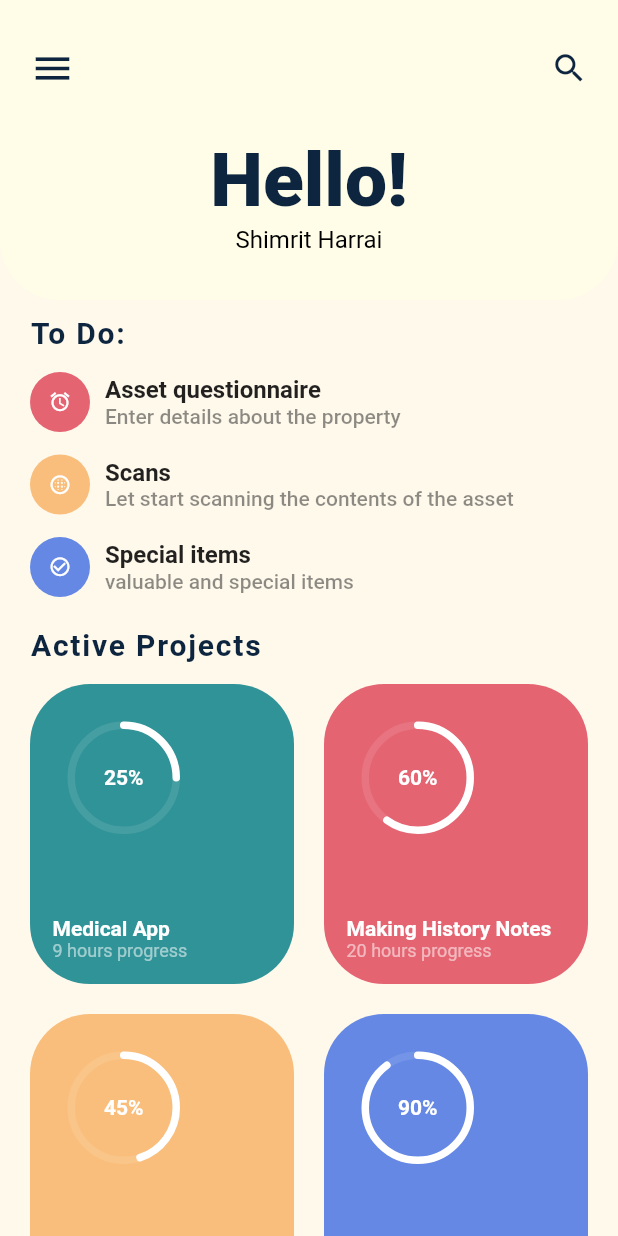
After one commit to omerabargel8/evalumate, a Flutter app: the HomePage screen opened directly, on a phone screen of 412 x 824 dp. The commit adds this screen. Run offline on Flutter 3.47's test engine with Material 2 defaults, Android fonts, the phone set to English and light mode, and no system bars; drawn by our look-alikes of percent_indicator.

Commit message:
scan image

```diff
--- /dev/null
+++ b/lib/light_colors.dart
@@ -0,0 +1,16 @@
+import 'package:flutter/material.dart';
+
+class LightColors {
+  static const Color kLightYellow = Color(0xFFFFF9EC);
+  static const Color kLightYellow2 = Color(0xFFFFE4C7);
+  static const Color kDarkYellow = Color(0xFFF9BE7C);
+  static const Color kPalePink = Color(0xFFFED4D6);
+
+  static const Color kRed = Color(0xFFE46472);
+  static const Color kLavender = Color(0xFFD5E4FE);
+  static const Color kBlue = Color(0xFF6488E4);
+  static const Color kLightGreen = Color(0xFFD9E6DC);
+  static const Color kGreen = Color(0xFF309397);
+
+  static const Color kDarkBlue = Color(0xFF0D253F);
+}
--- a/lib/main.dart
+++ b/lib/main.dart
@@ -1,4 +1,5 @@
 import 'package:flutter/material.dart';
+import 'package:flutter_app/screens/home.dart';
 import 'package:flutter_app/login.dart';
 
 void main() {
--- /dev/null
+++ b/lib/screens/home.dart
@@ -0,0 +1,193 @@
+import 'package:flutter/material.dart';
+import 'package:flutter_app/light_colors.dart';
+import 'package:flutter_app/widgets/active_project_card.dart';
+import 'package:flutter_app/widgets/task_column.dart';
+import 'package:flutter_app/widgets/top_container.dart';
+import 'package:percent_indicator/percent_indicator.dart';
+
+class HomePage extends StatelessWidget {
+  Text subheading(String title) {
+    return Text(
+      title,
+      style: TextStyle(
+          color: LightColors.kDarkBlue,
+          fontSize: 20.0,
+          fontWeight: FontWeight.w700,
+          letterSpacing: 1.2),
+    );
+  }
+
+  static CircleAvatar calendarIcon() {
+    return CircleAvatar(
+      radius: 25.0,
+      backgroundColor: LightColors.kGreen,
+      child: Icon(
+        Icons.calendar_today,
+        size: 20.0,
+        color: Colors.white,
+      ),
+    );
+  }
+
+  @override
+  Widget build(BuildContext context) {
+    double width = MediaQuery.of(context).size.width;
+    return Scaffold(
+      backgroundColor: LightColors.kLightYellow,
+      body: SafeArea(
+        child: Column(
+          children: <Widget>[
+            TopContainer(
+              height: 200,
+              width: width,
+              child: Column(
+                  mainAxisAlignment: MainAxisAlignment.spaceEvenly,
+                  children: <Widget>[
+                    Row(
+                      mainAxisAlignment: MainAxisAlignment.spaceBetween,
+                      children: <Widget>[
+                        Icon(Icons.menu,
+                            color: LightColors.kDarkBlue, size: 30.0),
+                        Icon(Icons.search,
+                            color: LightColors.kDarkBlue, size: 25.0),
+                      ],
+                    ),
+                    Padding(
+                      padding: const EdgeInsets.symmetric(
+                          horizontal: 0, vertical: 0.0),
+                      child: Row(
+                        crossAxisAlignment: CrossAxisAlignment.center,
+                        mainAxisAlignment: MainAxisAlignment.spaceEvenly,
+                        children: <Widget>[
+                          Column(
+                            crossAxisAlignment: CrossAxisAlignment.center,
+                            children: <Widget>[
+                              Container(
+                                child: Text(
+                                  'Hello!',
+                                  textAlign: TextAlign.start,
+                                  style: TextStyle(
+                                    fontSize: 50.0,
+                                    color: LightColors.kDarkBlue,
+                                    fontWeight: FontWeight.w800,
+                                  ),
+                                ),
+                              ),
+                              Container(
+                                child: Text(
+                                  'Shimrit Harrai',
+                                  textAlign: TextAlign.start,
+                                  style: TextStyle(
+                                    fontSize: 16.0,
+                                    color: Colors.black,
+                                    fontWeight: FontWeight.w400,
+                                  ),
+                                ),
+                              ),
+                            ],
+                          )
+                        ],
+                      ),
+                    )
+                  ]),
+            ),
+            Expanded(
+              child: SingleChildScrollView(
+                child: Column(
+                  children: <Widget>[
+                    Container(
+                      color: Colors.transparent,
+                      padding: EdgeInsets.symmetric(
+                          horizontal: 20.0, vertical: 10.0),
+                      child: Column(
+                        children: <Widget>[
+                          Row(
+                            crossAxisAlignment: CrossAxisAlignment.center,
+                            mainAxisAlignment: MainAxisAlignment.spaceBetween,
+                            children: <Widget>[
+                              subheading('To Do:'),
+                            ],
+                          ),
+                          SizedBox(height: 15.0),
+                          TaskColumn(
+                            icon: Icons.alarm,
+                            iconBackgroundColor: LightColors.kRed,
+                            title: 'Asset questionnaire',
+                            subtitle: 'Enter details about the property',
+                          ),
+                          SizedBox(
+                            height: 15.0,
+                          ),
+                          TaskColumn(
+                            icon: Icons.blur_circular,
+                            iconBackgroundColor: LightColors.kDarkYellow,
+                            title: 'Scans',
+                            subtitle:
+                                'Let start scanning the contents of the asset',
+                          ),
+                          SizedBox(height: 15.0),
+                          TaskColumn(
+                            icon: Icons.check_circle_outline,
+                            iconBackgroundColor: LightColors.kBlue,
+                            title: 'Special items',
+                            subtitle: 'valuable and special items',
+                          ),
+                        ],
+                      ),
+                    ),
+                    Container(
+                      color: Colors.transparent,
+                      padding: EdgeInsets.symmetric(
+                          horizontal: 20.0, vertical: 10.0),
+                      child: Column(
+                        crossAxisAlignment: CrossAxisAlignment.start,
+                        children: <Widget>[
+                          subheading('Active Projects'),
+                          SizedBox(height: 5.0),
+                          Row(
+                            children: <Widget>[
+                              ActiveProjectsCard(
+                                cardColor: LightColors.kGreen,
+                                loadingPercent: 0.25,
+                                title: 'Medical App',
+                                subtitle: '9 hours progress',
+                              ),
+                              SizedBox(width: 20.0),
+                              ActiveProjectsCard(
+                                cardColor: LightColors.kRed,
+                                loadingPercent: 0.6,
+                                title: 'Making History Notes',
+                                subtitle: '20 hours progress',
+                              ),
+                            ],
+                          ),
+                          Row(
+                            children: <Widget>[
+                              ActiveProjectsCard(
+                                cardColor: LightColors.kDarkYellow,
+                                loadingPercent: 0.45,
+                                title: 'Sports App',
+                                subtitle: '5 hours progress',
+                              ),
+                              SizedBox(width: 20.0),
+                              ActiveProjectsCard(
+                                cardColor: LightColors.kBlue,
+                                loadingPercent: 0.9,
+                                title: 'Online Flutter Course',
+                                subtitle: '23 hours progress',
+                              ),
+                            ],
+                          ),
+                        ],
+                      ),
+                    ),
+                  ],
+                ),
+              ),
+            ),
+          ],
+        ),
+      ),
+    );
+  }
+}
--- /dev/null
+++ b/lib/widgets/active_project_card.dart
@@ -0,0 +1,76 @@
+import 'package:flutter/material.dart';
+import 'package:percent_indicator/percent_indicator.dart';
+
+class ActiveProjectsCard extends StatelessWidget {
+  final Color cardColor;
+  final double loadingPercent;
+  final String title;
+  final String subtitle;
+
+  ActiveProjectsCard({
+    this.cardColor,
+    this.loadingPercent,
+    this.title,
+    this.subtitle,
+  });
+
+  @override
+  Widget build(BuildContext context) {
+    return Expanded(
+      flex: 1,
+      child: Container(
+        margin: EdgeInsets.symmetric(vertical: 10.0),
+        padding: EdgeInsets.all(15.0),
+        height: 200,
+        decoration: BoxDecoration(
+          color: cardColor,
+          borderRadius: BorderRadius.circular(40.0),
+        ),
+        child: Column(
+          mainAxisAlignment: MainAxisAlignment.spaceBetween,
+          crossAxisAlignment: CrossAxisAlignment.start,
+          children: <Widget>[
+            Padding(
+              padding: const EdgeInsets.all(10.0),
+              child: CircularPercentIndicator(
+                animation: true,
+                radius: 75.0,
+                percent: loadingPercent,
+                lineWidth: 5.0,
+                circularStrokeCap: CircularStrokeCap.round,
+                backgroundColor: Colors.white10,
+                progressColor: Colors.white,
+                center: Text(
+                  '${(loadingPercent * 100).round()}%',
+                  style: TextStyle(
+                      fontWeight: FontWeight.w700, color: Colors.white),
+                ),
+              ),
+            ),
+            Column(
+              crossAxisAlignment: CrossAxisAlignment.start,
+              children: <Widget>[
+                Text(
+                  title,
+                  style: TextStyle(
+                    fontSize: 14.0,
+                    color: Colors.white,
+                    fontWeight: FontWeight.w700,
+                  ),
+                ),
+                Text(
+                  subtitle,
+                  style: TextStyle(
+                    fontSize: 12.0,
+                    color: Colors.white54,
+                    fontWeight: FontWeight.w400,
+                  ),
+                ),
+              ],
+            ),
+          ],
+        ),
+      ),
+    );
+  }
+}
--- /dev/null
+++ b/lib/widgets/task_column.dart
@@ -0,0 +1,51 @@
+import 'package:flutter/material.dart';
+
+class TaskColumn extends StatelessWidget {
+  final IconData icon;
+  final Color iconBackgroundColor;
+  final String title;
+  final String subtitle;
+  TaskColumn({
+    this.icon,
+    this.iconBackgroundColor,
+    this.title,
+    this.subtitle,
+  });
+  @override
+  Widget build(BuildContext context) {
+    return Row(
+      crossAxisAlignment: CrossAxisAlignment.center,
+      children: <Widget>[
+        CircleAvatar(
+          radius: 20.0,
+          backgroundColor: iconBackgroundColor,
+          child: Icon(
+            icon,
+            size: 15.0,
+            color: Colors.white,
+          ),
+        ),
+        SizedBox(width: 10.0),
+        Column(
+          crossAxisAlignment: CrossAxisAlignment.start,
+          children: <Widget>[
+            Text(
+              title,
+              style: TextStyle(
+                fontSize: 16.0,
+                fontWeight: FontWeight.w700,
+              ),
+            ),
+            Text(
+              subtitle,
+              style: TextStyle(
+                  fontSize: 14.0,
+                  fontWeight: FontWeight.w500,
+                  color: Colors.black45),
+            ),
+          ],
+        )
+      ],
+    );
+  }
+}
--- /dev/null
+++ b/lib/widgets/top_container.dart
@@ -0,0 +1,26 @@
+import 'package:flutter/material.dart';
+
+class TopContainer extends StatelessWidget {
+  final double height;
+  final double width;
+  final Widget child;
+  final EdgeInsets padding;
+  TopContainer({this.height, this.width, this.child, this.padding});
+
+  @override
+  Widget build(BuildContext context) {
+    return Container(
+      padding:
+          padding != null ? padding : EdgeInsets.symmetric(horizontal: 20.0),
+      decoration: BoxDecoration(
+          color: Colors.yellow[50],
+          borderRadius: BorderRadius.only(
+            bottomRight: Radius.circular(40.0),
+            bottomLeft: Radius.circular(40.0),
+          )),
+      height: height,
+      width: width,
+      child: child,
+    );
+  }
+}
--- a/pubspec.yaml
+++ b/pubspec.yaml
@@ -25,9 +25,11 @@ dependencies:
     sdk: flutter
 
 
+
   # The following adds the Cupertino Icons font to your application.
   # Use with the CupertinoIcons class for iOS style icons.
   cupertino_icons: ^1.0.2
+  percent_indicator: ^2.1.3
 
 dev_dependencies:
   flutter_test:
```
Also changed, not shown: pubspec.lock.
